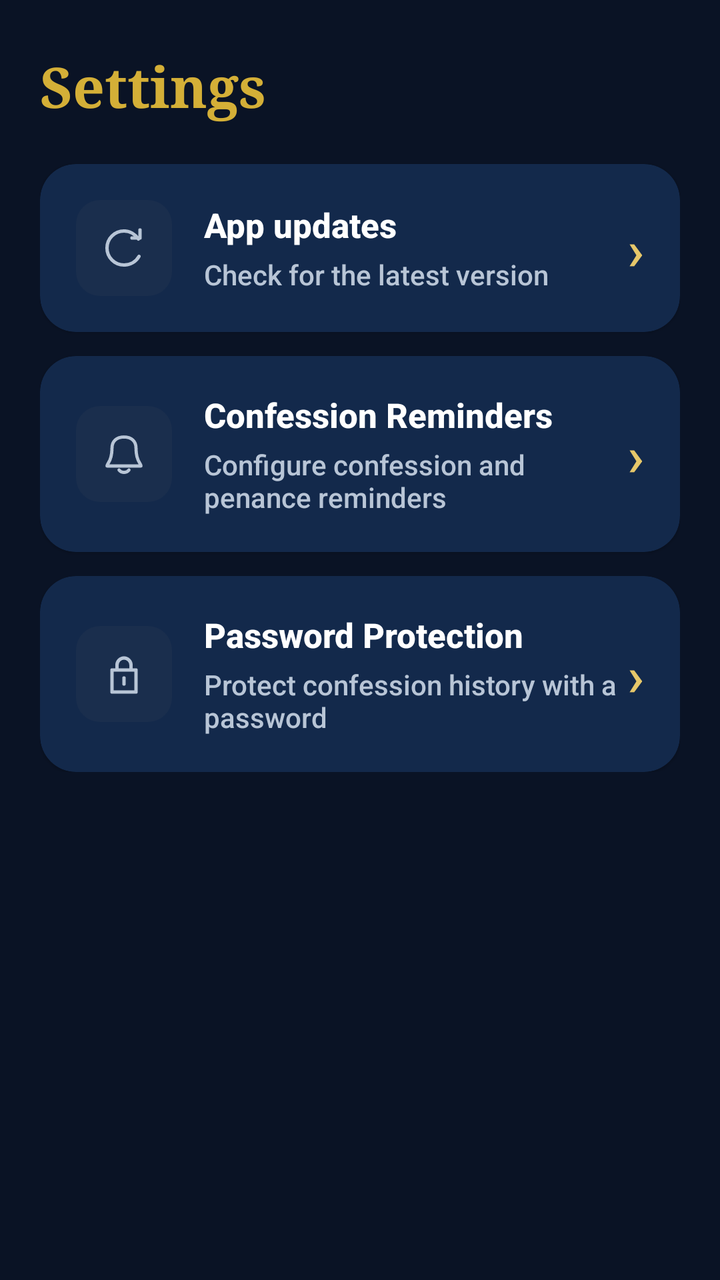
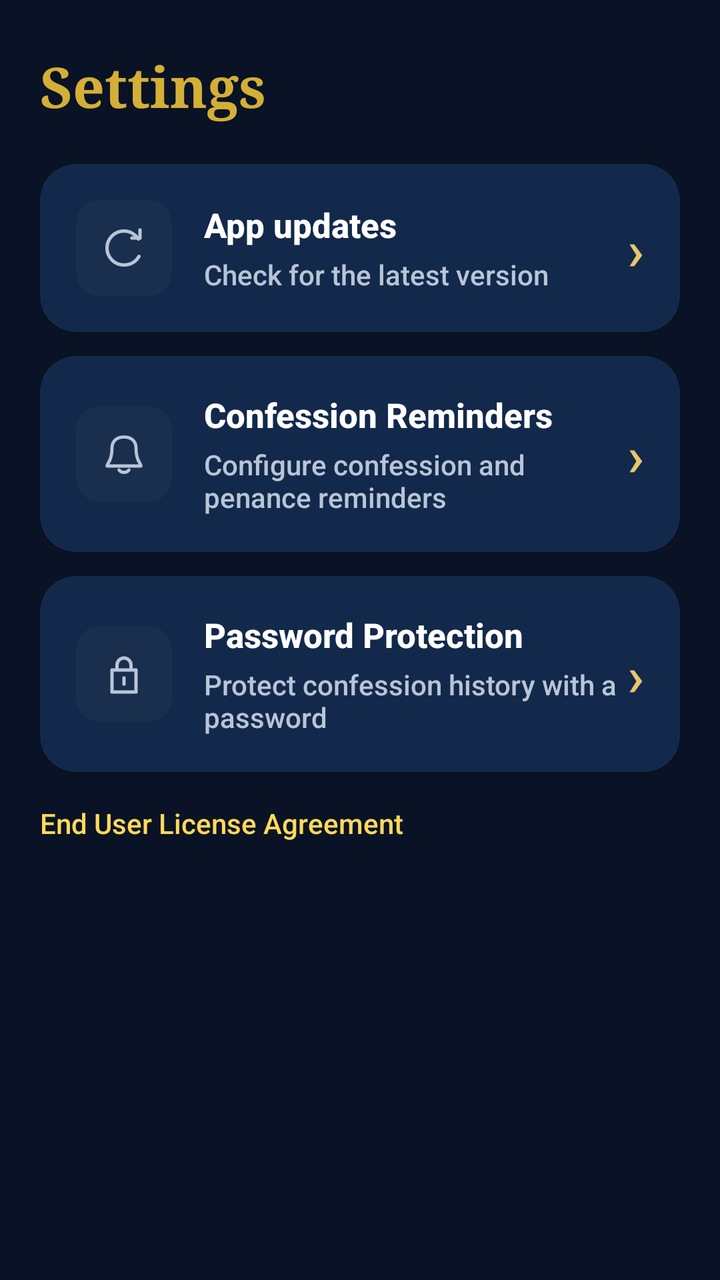

An Android layout rendered at two revisions. The XML below is the earlier revision; the diff shows what the commit changed to produce the second picture.
<!-- AndroidManifest.xml: application theme Theme.OpenCatholic -->
<!-- res/layout/fragment_settings.xml -->
<?xml version="1.0" encoding="utf-8"?>
<ScrollView
    xmlns:android="http://schemas.android.com/apk/res/android"
    xmlns:app="http://schemas.android.com/apk/res-auto"
    android:layout_width="match_parent"
    android:layout_height="match_parent"
    android:background="@color/background">

    <LinearLayout
        android:orientation="vertical"
        android:padding="20dp"
        android:layout_width="match_parent"
        android:layout_height="wrap_content">

        
        <TextView
            android:text="Settings"
            android:textSize="28sp"
            android:textStyle="bold"
            android:fontFamily="serif"
            android:layout_marginTop="4dp"
            android:textColor="@color/primary"
            android:layout_marginBottom="20dp"
            android:layout_width="wrap_content"
            android:layout_height="wrap_content"/>

        <androidx.cardview.widget.CardView
            android:id="@+id/checkUpdatesCard"
            android:layout_width="match_parent"
            android:layout_height="wrap_content"
            android:layout_marginBottom="12dp"
            android:clickable="true"
            android:focusable="true"
            android:foreground="?android:attr/selectableItemBackground"
            app:cardBackgroundColor="@color/background_card"
            app:cardCornerRadius="18dp"
            app:cardElevation="1dp">

            <LinearLayout
                android:orientation="horizontal"
                android:gravity="center_vertical"
                android:padding="18dp"
                android:layout_width="match_parent"
                android:layout_height="wrap_content">

                <ImageView
                    android:src="@drawable/ic_menu_update"
                    android:contentDescription="@null"
                    android:background="@drawable/icon_tile"
                    android:padding="12dp"
                    android:layout_marginEnd="16dp"
                    android:layout_width="48dp"
                    android:layout_height="48dp" />

                <LinearLayout
                    android:orientation="vertical"
                    android:layout_width="0dp"
                    android:layout_height="wrap_content"
                    android:layout_weight="1">

                    <TextView
                        android:text="App updates"
                        android:textSize="17sp"
                        android:textStyle="bold"
                        android:textColor="@color/text_primary"
                        android:layout_width="wrap_content"
                        android:layout_height="wrap_content" />

                    <TextView
                        android:id="@+id/updateStatus"
                        android:text="Check for the latest version"
                        android:textSize="14sp"
                        android:textColor="@color/text_secondary"
                        android:layout_marginTop="4dp"
                        android:layout_width="match_parent"
                        android:layout_height="wrap_content" />
                </LinearLayout>

                <TextView
                    android:text="›"
                    android:textSize="28sp"
                    android:textColor="@color/secondary_light"
                    android:layout_width="wrap_content"
                    android:layout_height="wrap_content" />
            </LinearLayout>
        </androidx.cardview.widget.CardView>

        
        <androidx.cardview.widget.CardView
            xmlns:app="http://schemas.android.com/apk/res-auto"
            android:id="@+id/confessionReminderCard"
            android:layout_width="match_parent"
            android:layout_height="wrap_content"
            android:layout_marginBottom="12dp"
            app:cardBackgroundColor="@color/background_card"
            app:cardCornerRadius="18dp"
            app:cardElevation="1dp"
            android:clickable="true"
            android:focusable="true"
            android:foreground="?android:attr/selectableItemBackground">

            <LinearLayout
                android:orientation="horizontal"
                android:padding="18dp"
                android:gravity="center_vertical"
                android:layout_width="match_parent"
                android:layout_height="wrap_content">

                <ImageView
                    android:src="@drawable/ic_menu_reminder"
                    android:contentDescription="@null"
                    android:background="@drawable/icon_tile"
                    android:padding="12dp"
                    android:layout_marginEnd="16dp"
                    android:layout_width="48dp"
                    android:layout_height="48dp"/>

                <LinearLayout
                    android:orientation="vertical"
                    android:layout_width="0dp"
                    android:layout_height="wrap_content"
                    android:layout_weight="1">

                    <TextView
                        android:text="Confession Reminders"
                        android:textSize="17sp"
                        android:textStyle="bold"
                        android:textColor="@color/text_primary"
                        android:layout_width="wrap_content"
                        android:layout_height="wrap_content"/>

                    <TextView
                        android:text="Configure confession and penance reminders"
                        android:textSize="14sp"
                        android:textColor="@color/text_secondary"
                        android:layout_marginTop="4dp"
                        android:layout_width="wrap_content"
                        android:layout_height="wrap_content"/>

                </LinearLayout>

                <TextView
                    android:text="›"
                    android:textSize="28sp"
                    android:textColor="@color/secondary_light"
                    android:layout_width="wrap_content"
                    android:layout_height="wrap_content"/>

            </LinearLayout>

        </androidx.cardview.widget.CardView>

        
        <androidx.cardview.widget.CardView
            xmlns:app="http://schemas.android.com/apk/res-auto"
            android:id="@+id/passwordProtectionCard"
            android:layout_width="match_parent"
            android:layout_height="wrap_content"
            app:cardBackgroundColor="@color/background_card"
            app:cardCornerRadius="18dp"
            app:cardElevation="1dp"
            android:clickable="true"
            android:focusable="true"
            android:foreground="?android:attr/selectableItemBackground">

            <LinearLayout
                android:orientation="horizontal"
                android:padding="18dp"
                android:gravity="center_vertical"
                android:layout_width="match_parent"
                android:layout_height="wrap_content">

                <ImageView
                    android:src="@drawable/ic_menu_lock"
                    android:contentDescription="@null"
                    android:background="@drawable/icon_tile"
                    android:padding="12dp"
                    android:layout_marginEnd="16dp"
                    android:layout_width="48dp"
                    android:layout_height="48dp"/>

                <LinearLayout
                    android:orientation="vertical"
                    android:layout_width="0dp"
                    android:layout_height="wrap_content"
                    android:layout_weight="1">

                    <TextView
                        android:text="Password Protection"
                        android:textSize="17sp"
                        android:textStyle="bold"
                        android:textColor="@color/text_primary"
                        android:layout_width="wrap_content"
                        android:layout_height="wrap_content"/>

                    <TextView
                        android:text="Protect confession history with a password"
                        android:textSize="14sp"
                        android:textColor="@color/text_secondary"
                        android:layout_marginTop="4dp"
                        android:layout_width="wrap_content"
                        android:layout_height="wrap_content"/>

                </LinearLayout>

                <TextView
                    android:text="›"
                    android:textSize="28sp"
                    android:textColor="@color/secondary_light"
                    android:layout_width="wrap_content"
                    android:layout_height="wrap_content"/>

            </LinearLayout>

        </androidx.cardview.widget.CardView>

    </LinearLayout>

</ScrollView>
<!-- resources referenced by this layout -->
<resources>
  <color name="background">#0A1325</color>
  <color name="background_card">#13294B</color>
  <color name="primary">#D4AF37</color>
  <color name="secondary_light">#E6C76A</color>
  <color name="text_primary">#FFFFFF</color>
  <color name="text_secondary">#B8C5D6</color>
  <!-- drawable ic_menu_lock (drawable) -->
  <?xml version="1.0" encoding="utf-8"?>
  <vector xmlns:android="http://schemas.android.com/apk/res/android"
      android:width="24dp"
      android:height="24dp"
      android:viewportWidth="24"
      android:viewportHeight="24">
      <path
          android:fillColor="@android:color/transparent"
          android:pathData="M6,10 L18,10 L18,21 L6,21 Z M8.5,10 L8.5,7.5 C8.5,5.6 10.1,4 12,4 C13.9,4 15.5,5.6 15.5,7.5 L15.5,10 M12,14 L12,17"
          android:strokeColor="@color/text_secondary"
          android:strokeLineCap="round"
          android:strokeLineJoin="round"
          android:strokeWidth="1.7" />
  </vector>
  <!-- drawable ic_menu_reminder (drawable) -->
  <?xml version="1.0" encoding="utf-8"?>
  <vector xmlns:android="http://schemas.android.com/apk/res/android"
      android:width="24dp"
      android:height="24dp"
      android:viewportWidth="24"
      android:viewportHeight="24">
      <path
          android:fillColor="@android:color/transparent"
          android:pathData="M18,9 C18,5.7 15.8,3.5 12,3.5 C8.2,3.5 6,5.7 6,9 C6,16 3.5,16.5 3.5,18 L20.5,18 C20.5,16.5 18,16 18,9 Z M9.5,20 C10.1,20.8 10.9,21.2 12,21.2 C13.1,21.2 13.9,20.8 14.5,20"
          android:strokeColor="@color/text_secondary"
          android:strokeLineCap="round"
          android:strokeLineJoin="round"
          android:strokeWidth="1.6" />
  </vector>
  <!-- drawable ic_menu_update (drawable) -->
  <?xml version="1.0" encoding="utf-8"?>
  <vector xmlns:android="http://schemas.android.com/apk/res/android"
      android:width="24dp"
      android:height="24dp"
      android:viewportWidth="24"
      android:viewportHeight="24">
      <path
          android:fillColor="@android:color/transparent"
          android:pathData="M20,7 L20,3 M20,7 L16,7 M19.2,7.5 C17.6,5.1 14.9,3.5 12,3.5 C7.3,3.5 3.5,7.3 3.5,12 C3.5,16.7 7.3,20.5 12,20.5 C15.2,20.5 18,18.8 19.5,16.2"
          android:strokeColor="@color/text_secondary"
          android:strokeLineCap="round"
          android:strokeLineJoin="round"
          android:strokeWidth="1.7" />
  </vector>
  <!-- drawable icon_tile (drawable) -->
  <?xml version="1.0" encoding="utf-8"?>
  <shape xmlns:android="http://schemas.android.com/apk/res/android"
      android:shape="rectangle">
      <solid android:color="@color/accent_container" />
      <corners android:radius="12dp" />
  </shape>
  <style name="Theme.OpenCatholic" parent="Theme.AppCompat.DayNight.NoActionBar">
  
          
          <item name="colorPrimary">@color/primary</item>
          <item name="colorPrimaryDark">@color/primary_dark</item>
          <item name="colorAccent">@color/accent</item>
          <item name="android:colorBackground">@color/background</item>
          <item name="android:windowBackground">@color/background</item>
          
          
          <item name="android:statusBarColor">@color/background</item>
          <item name="android:navigationBarColor">@color/background</item>
          <item name="android:windowLightStatusBar">false</item>
          <item name="android:windowLightNavigationBar">false</item>
          
          
          <item name="android:fontFamily">sans-serif-medium</item>
          
      </style>
  <color name="accent_container">#1A2E4D</color>
  <color name="primary_dark">#B8962E</color>
  <color name="accent">#D4AF37</color>
</resources>

<!-- the commit's change to res/layout/fragment_settings.xml (unified diff, before → after) -->
@@ -214,6 +214,19 @@
 
         </androidx.cardview.widget.CardView>
 
+        <TextView
+            android:id="@+id/eulaLink"
+            android:text="End User License Agreement"
+            android:textSize="14sp"
+            android:textColor="@color/primary_light"
+            android:paddingTop="16dp"
+            android:paddingBottom="16dp"
+            android:clickable="true"
+            android:focusable="true"
+            android:foreground="?android:attr/selectableItemBackground"
+            android:layout_width="match_parent"
+            android:layout_height="wrap_content" />
+
     </LinearLayout>
 
 </ScrollView>
<!-- resource entries referenced after the edit -->
@@ -3,6 +3,7 @@
   <color name="background">#0A1325</color>
   <color name="background_card">#13294B</color>
   <color name="primary">#D4AF37</color>
+  <color name="primary_light">#FFD95A</color>
   <color name="secondary_light">#E6C76A</color>
   <color name="text_primary">#FFFFFF</color>
   <color name="text_secondary">#B8C5D6</color>
